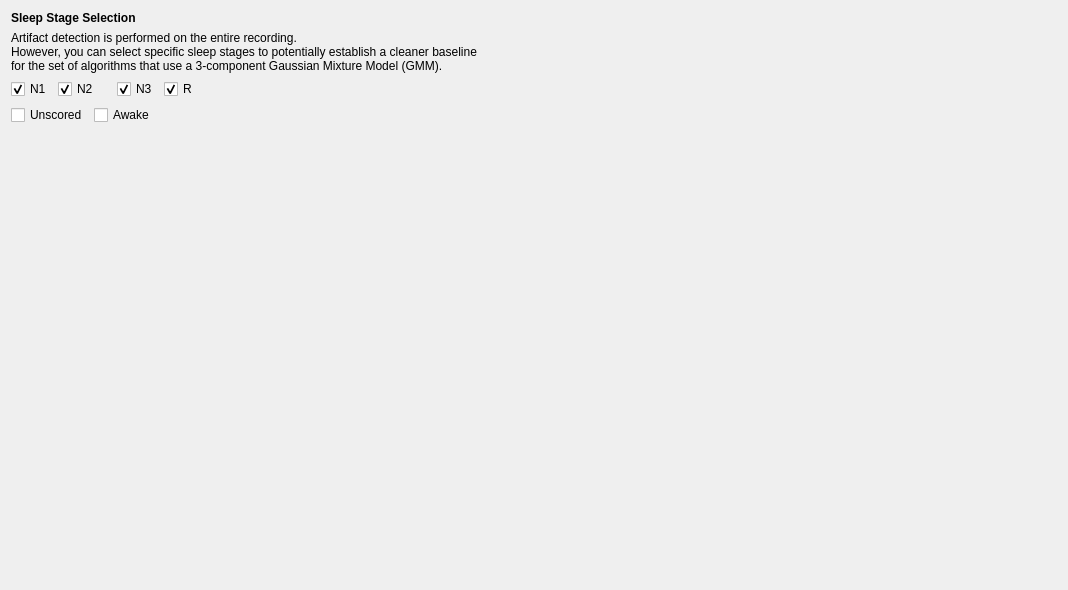
Above: tools/CEAMSTools/DetectArtifacts/SleepStageSelStep/Ui_SleepStageSelStep.ui from SnoozToolbox/snooz-package-ceams before the change. Below: the same form after it.
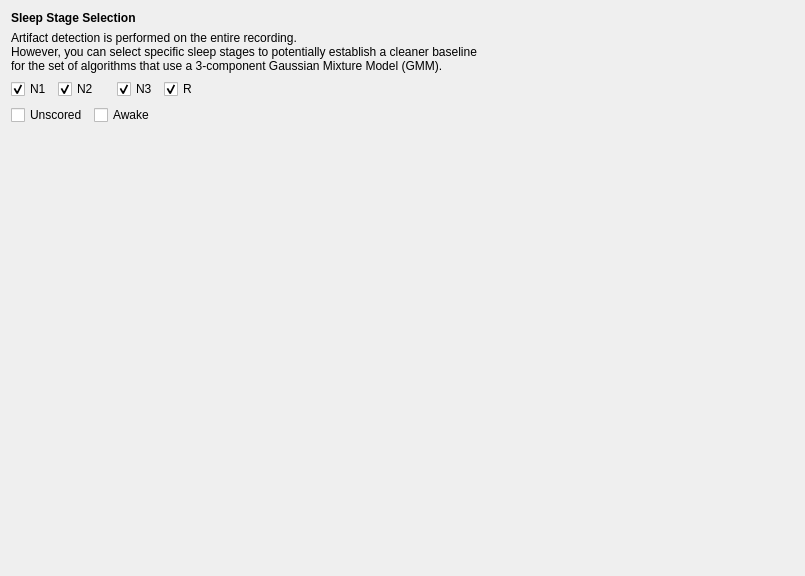
That is the form after the change.

Commit message: Artifact det UI updates.

```diff
--- a/tools/CEAMSTools/DetectArtifacts/SleepStageSelStep/Ui_SleepStageSelStep.ui
+++ b/tools/CEAMSTools/DetectArtifacts/SleepStageSelStep/Ui_SleepStageSelStep.ui
@@ -6,8 +6,8 @@
    <rect>
     <x>0</x>
     <y>0</y>
-    <width>1068</width>
-    <height>590</height>
+    <width>805</width>
+    <height>576</height>
    </rect>
   </property>
   <property name="windowTitle">
```
The commit also changes 5 other files.
